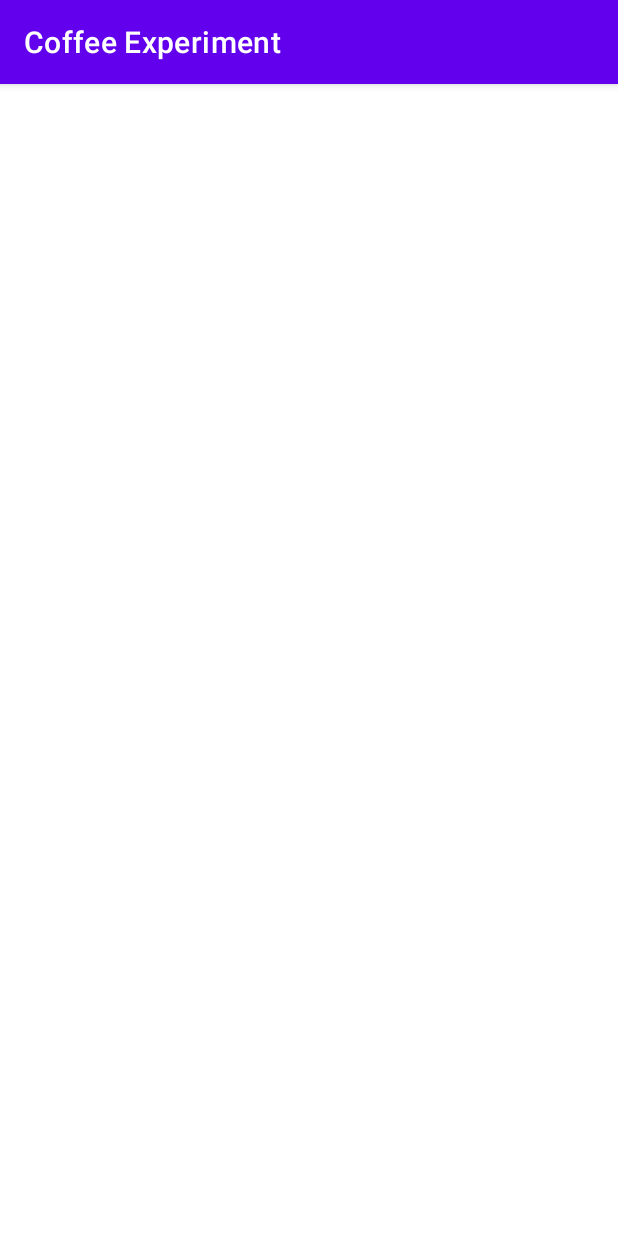
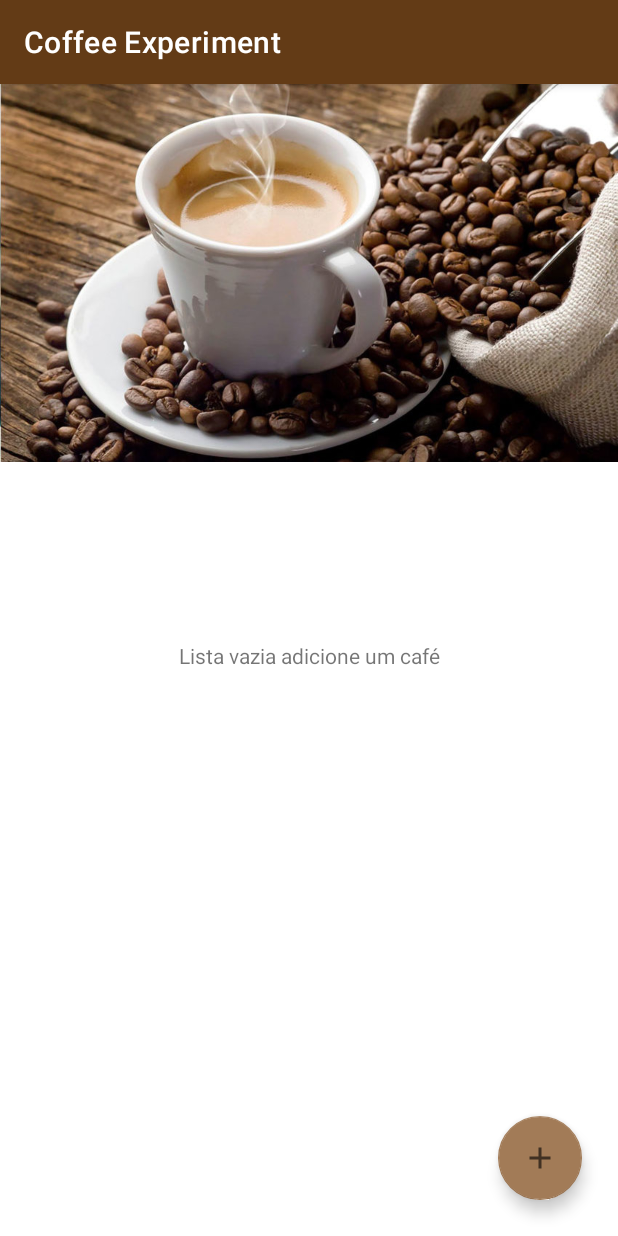
Before and after one commit to nikolasFreitas/android-coffee-challenge, an Android app: the CoffeeListActivity screen opened directly, with no data from a screen before it, on a phone screen of 412 x 824 dp. Run offline under Robolectric (Android 15) with nearby library versions, the phone set to English and light mode, and no system bars.

Commit message:
Rename app and fix activity_coffee_list

```diff
--- a/app/build.gradle
+++ b/app/build.gradle
@@ -6,8 +6,8 @@ android {
     compileSdk 31
 
     defaultConfig {
-        applicationId "com.example.coffeeexperiment"
-        minSdk 28
+        applicationId "com.example.coffee_challenge"
+        minSdk 27
         targetSdk 31
         versionCode 1
         versionName "1.0"
--- a/app/src/main/AndroidManifest.xml
+++ b/app/src/main/AndroidManifest.xml
@@ -1,6 +1,6 @@
 <?xml version="1.0" encoding="utf-8"?>
 <manifest xmlns:android="http://schemas.android.com/apk/res/android"
-    package="com.example.coffeeexperiment">
+    package="com.example.coffee_challenge">
 
     <application
         android:allowBackup="true"
@@ -10,7 +10,7 @@
         android:supportsRtl="true"
         android:theme="@style/Theme.CoffeeExperiment">
         <activity
-            android:name=".MainActivity"
+            android:name="com.example.coffee_challenge.MainActivity"
             android:exported="true">
             <intent-filter>
                 <action android:name="android.intent.action.MAIN" />
@@ -18,7 +18,7 @@
                 <category android:name="android.intent.category.LAUNCHER" />
             </intent-filter>
         </activity>
-        <activity android:name=".CoffeeListActivity"/>
+        <activity android:name="com.example.coffee_challenge.CoffeeListActivity"/>
     </application>
 
 </manifest>
--- /dev/null
+++ b/app/src/main/java/com/example/coffee_challenge/CoffeeListActivity.java
@@ -0,0 +1,42 @@
+package com.example.coffee_challenge;
+
+import android.os.Bundle;
+import android.view.View;
+import android.widget.ArrayAdapter;
+import android.widget.ListView;
+
+import androidx.annotation.Nullable;
+import androidx.appcompat.app.AppCompatActivity;
+
+import com.example.coffee_challenge.dao.CoffeeDAO;
+import com.example.coffee_challenge.model.Coffee;
+
+public class CoffeeListActivity extends AppCompatActivity {
+    final private CoffeeDAO coffeeDAO = new CoffeeDAO();
+    private ListView listView;
+
+    @Override
+    protected void onCreate(@Nullable Bundle savedInstanceState) {
+        super.onCreate(savedInstanceState);
+        setContentView(R.layout.activity_coffee_list);
+
+        listView = findViewById(R.id.listView_coffee);
+        viewContentToggle();
+        configureListView();
+    }
+
+    public void viewContentToggle() {
+        if (coffeeDAO.isEmpty()) {
+            listView.setVisibility(View.GONE);
+        } else {
+            if (listView.getVisibility() == View.GONE) {
+                listView.setVisibility(View.VISIBLE);
+            }
+        }
+    }
+
+    public void configureListView() {
+        ArrayAdapter<Coffee> adapterView = new ArrayAdapter<>(this, android.R.layout.simple_list_item_1, coffeeDAO.getAll());
+        listView.setAdapter(adapterView);
+    }
+}
--- a/app/src/main/java/com/example/coffeeexperiment/MainActivity.java
+++ b/app/src/main/java/com/example/coffee_challenge/MainActivity.java
@@ -1,4 +1,4 @@
-package com.example.coffeeexperiment;
+package com.example.coffee_challenge;
 
 import androidx.appcompat.app.AppCompatActivity;
 
--- a/app/src/main/java/com/example/coffeeexperiment/dao/CoffeeDAO.java
+++ b/app/src/main/java/com/example/coffee_challenge/dao/CoffeeDAO.java
@@ -1,13 +1,12 @@
-package com.example.coffeeexperiment.dao;
+package com.example.coffee_challenge.dao;
 
-import com.example.coffeeexperiment.model.Coffee;
+import com.example.coffee_challenge.model.Coffee;
 
 import java.util.ArrayList;
 import java.util.HashSet;
 import java.util.List;
 import java.util.Optional;
 import java.util.Set;
-import java.util.stream.Collectors;
 
 public class CoffeeDAO {
     final private static Set<Coffee> coffeeList = new HashSet<>();
@@ -29,4 +28,8 @@ public class CoffeeDAO {
     public List<Coffee> getAll() {
         return new ArrayList<>(coffeeList);
     }
+
+    public boolean isEmpty() {
+        return coffeeList.isEmpty();
+    }
 }
--- a/app/src/main/java/com/example/coffeeexperiment/model/Coffee.java
+++ b/app/src/main/java/com/example/coffee_challenge/model/Coffee.java
@@ -1,4 +1,4 @@
-package com.example.coffeeexperiment.model;
+package com.example.coffee_challenge.model;
 
 public class Coffee {
     public int id;
--- /dev/null
+++ b/app/src/main/res/layout/activity_add_coffee.xml
@@ -0,0 +1,6 @@
+<?xml version="1.0" encoding="utf-8"?>
+<androidx.constraintlayout.widget.ConstraintLayout xmlns:android="http://schemas.android.com/apk/res/android"
+    android:layout_width="match_parent"
+    android:layout_height="match_parent">
+
+</androidx.constraintlayout.widget.ConstraintLayout>
--- a/app/src/main/res/layout/activity_coffee_list.xml
+++ b/app/src/main/res/layout/activity_coffee_list.xml
@@ -6,10 +6,11 @@
     android:layout_height="match_parent">
 
     <ImageView
-        android:id="@+id/imageView"
+        android:id="@+id/imageView_banner"
         android:layout_width="wrap_content"
-        android:layout_height="0dp"
+        android:layout_height="wrap_content"
         android:adjustViewBounds="true"
+        android:contentDescription="@string/content_description_add_new_coffe"
         android:cropToPadding="false"
         android:scaleType="fitCenter"
         app:layout_constraintEnd_toEndOf="parent"
@@ -19,7 +20,7 @@
 
     <ListView
         android:id="@+id/listView_coffee"
-        android:layout_width="0dp"
+        android:layout_width="wrap_content"
         android:layout_height="0dp"
         android:layout_marginStart="16dp"
         android:layout_marginTop="16dp"
@@ -27,7 +28,11 @@
         app:layout_constraintBottom_toBottomOf="parent"
         app:layout_constraintEnd_toEndOf="parent"
         app:layout_constraintStart_toStartOf="parent"
-        app:layout_constraintTop_toBottomOf="@+id/imageView" />
+        app:layout_constraintTop_toBottomOf="@+id/imageView_banner"
+        app:layout_constraintVertical_bias="0.50" >
+
+
+    </ListView>
 
     <com.google.android.material.floatingactionbutton.FloatingActionButton
         android:id="@+id/floatingActionButton"
@@ -36,8 +41,19 @@
         android:layout_marginEnd="24dp"
         android:layout_marginBottom="24dp"
         android:clickable="true"
-        android:contentDescription="Add coffee"
+        android:contentDescription="@string/add_coffee"
         app:layout_constraintBottom_toBottomOf="parent"
         app:layout_constraintEnd_toEndOf="parent"
         app:srcCompat="@drawable/ic_action_add" />
+
+    <TextView
+        android:id="@+id/textView2"
+        android:layout_width="wrap_content"
+        android:layout_height="wrap_content"
+        android:text="@string/empty_list_coffee"
+        app:layout_constraintBottom_toBottomOf="@+id/listView_coffee"
+        app:layout_constraintEnd_toEndOf="parent"
+        app:layout_constraintStart_toStartOf="parent"
+        app:layout_constraintTop_toBottomOf="@+id/imageView_banner" />
+
 </androidx.constraintlayout.widget.ConstraintLayout>
--- a/app/src/main/res/values/colors.xml
+++ b/app/src/main/res/values/colors.xml
@@ -7,4 +7,10 @@
     <color name="teal_700">#FF018786</color>
     <color name="black">#FF000000</color>
     <color name="white">#FFFFFFFF</color>
+
+    <!--    Custom -->
+    <color name="primary">#633B16</color>
+    <color name="secondary">#a27b57</color>
+    <color name="primary_variant">#C4B09D</color>
+    <color name="secondary_variant">#E1D4C6</color>
 </resources>
--- a/app/src/main/res/values/strings.xml
+++ b/app/src/main/res/values/strings.xml
@@ -3,5 +3,8 @@
 
     <string name="main_menu_coffee_option">Lista de cafés</string>
     <string name="main_menu_employee_option">Lista de funcionários</string>
+    <string name="add_coffee">Add coffee</string>
+    <string name="content_description_add_new_coffe">add new coffe</string>
+    <string name="empty_list_coffee">Lista vazia adicione um café</string>
 
 </resources>
--- a/app/src/main/res/values/themes.xml
+++ b/app/src/main/res/values/themes.xml
@@ -2,12 +2,12 @@
     <!-- Base application theme. -->
     <style name="Theme.CoffeeExperiment" parent="Theme.MaterialComponents.DayNight.DarkActionBar">
         <!-- Primary brand color. -->
-        <item name="colorPrimary">@color/purple_500</item>
-        <item name="colorPrimaryVariant">@color/purple_700</item>
-        <item name="colorOnPrimary">@color/white</item>
+        <item name="colorPrimary">@color/primary</item>
+        <item name="colorPrimaryVariant">@color/primary_variant</item>
+        <item name="colorOnPrimary">@color/primary_variant</item>
         <!-- Secondary brand color. -->
-        <item name="colorSecondary">@color/teal_200</item>
-        <item name="colorSecondaryVariant">@color/teal_700</item>
+        <item name="colorSecondary">@color/secondary</item>
+        <item name="colorSecondaryVariant">@color/secondary_variant</item>
         <item name="colorOnSecondary">@color/black</item>
         <!-- Status bar color. -->
         <item name="android:statusBarColor" tools:targetApi="l">?attr/colorPrimaryVariant</item>
```
Also changed, not shown: app/src/main/java/com/example/coffeeexperiment/CoffeeListActivity.java (deleted, +0 -28 lines), 4 other files.
